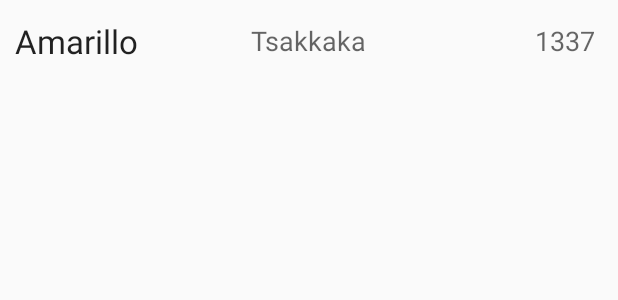
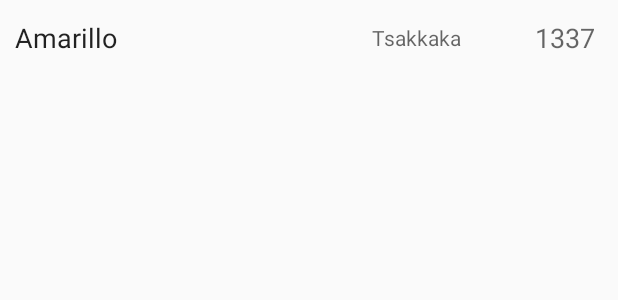
Before and after one commit to Moderbord/HuntForCoffee2, an Android app: the layout inventory_ALL_row.xml on its own in the app's theme, with its tools: preview values and no code run, on a phone screen of 412 x 824 dp. Shown: the top 300 px of the screen. Run offline under Robolectric (Android 15) with nearby library versions, the light colour scheme and no system bars.

Commit message:
Inventory item categories implemented. Working on inventory tabs

```diff
--- a/app/src/main/java/moderbord/huntforcoffee2/MainActivity.java
+++ b/app/src/main/java/moderbord/huntforcoffee2/MainActivity.java
@@ -1,7 +1,6 @@
 package moderbord.huntforcoffee2;
 
 import android.app.Activity;
-import android.app.FragmentTransaction;
 import android.content.Intent;
 import android.os.Bundle;
 import android.view.LayoutInflater;
@@ -26,7 +25,7 @@
     protected void onCreate(Bundle savedInstanceState) {
         super.onCreate(savedInstanceState);
         LayoutInflater inflater = getLayoutInflater();
-        View v = inflater.inflate(R.layout.base_layout, null);
+        View v = inflater.inflate(R.layout.main_layout, null);
         setContentView(v);
         UIController.getInstance().initWithView(v);
 
--- a/app/src/main/res/layout/inventory_ALL_row.xml
+++ b/app/src/main/res/layout/inventory_ALL_row.xml
@@ -13,16 +13,21 @@
         android:layout_marginLeft="10dp"
         android:text="Amarillo"
         android:textAppearance="?android:attr/textAppearanceLarge"
-        android:layout_marginTop="25dp" />
+        android:layout_marginTop="25dp"
+        android:textSize="18sp" />
 
     <TextView
         android:id="@+id/inventory_all_category"
         android:layout_width="wrap_content"
         android:layout_height="wrap_content"
-        android:layout_centerHorizontal="true"
+        android:text="Tsakkaka"
+        android:textAppearance="?android:attr/textAppearanceMedium"
         android:layout_centerVertical="true"
-        android:text="Tsakkaka"
-        android:textAppearance="?android:attr/textAppearanceMedium" />
+        android:layout_toLeftOf="@+id/inventory_all_quantity"
+        android:layout_toStartOf="@+id/inventory_all_quantity"
+        android:layout_marginRight="49dp"
+        android:layout_marginEnd="49dp"
+        android:textSize="14sp" />
 
     <TextView
         android:id="@+id/inventory_all_quantity"
--- a/app/src/main/res/layout/inventory_layout.xml
+++ b/app/src/main/res/layout/inventory_layout.xml
@@ -34,7 +34,8 @@
                 android:layout_below="@+id/inventory_all_button"
                 android:layout_centerHorizontal="true"
                 android:text="@string/inventory_weapon_button"
-                android:textSize="14sp" />
+                android:textSize="14sp"
+                android:layout_marginTop="20dp" />
 
             <Button
                 android:id="@+id/inventory_armour_button"
```
Also changed, not shown: app/src/main/java/moderbord/huntforcoffee2/Controller/EventController.java (+19 -3 lines), app/src/main/java/moderbord/huntforcoffee2/Controller/InventoryController.java (+54 -7 lines), app/src/main/java/moderbord/huntforcoffee2/Model/Inventory.java (+8 -0 lines), app/src/main/res/layout/main_layout.xml (renamed from app/src/main/res/layout/base_layout.xml).
